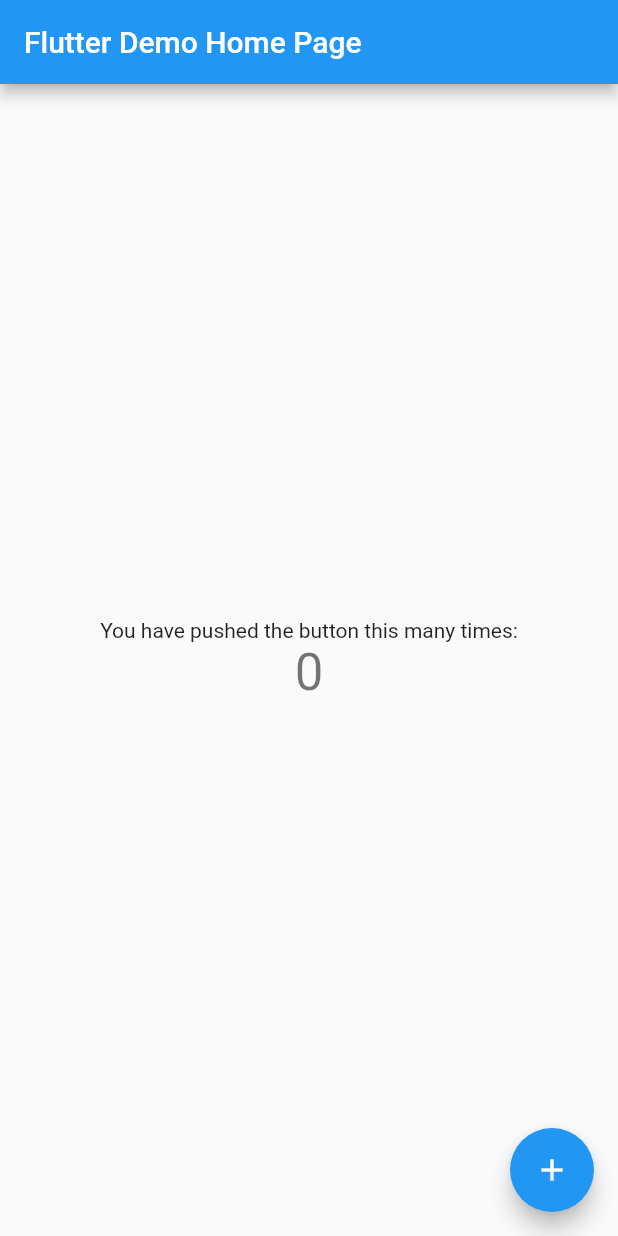
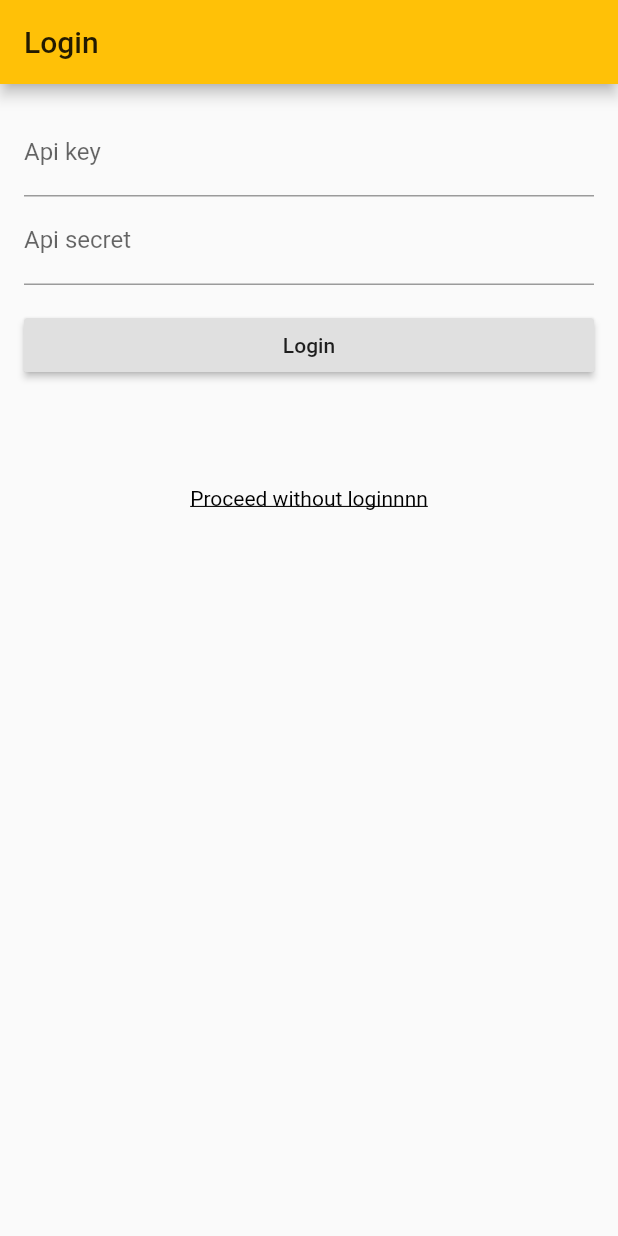
Before and after one commit to Defuera/shiffr_wallet, a Flutter app: the screen it shows after launch, on a phone screen of 412 x 824 dp. Run offline on Flutter 3.47's test engine with Material 2 defaults, Android fonts, the phone set to English and light mode, and no system bars.

Commit message:
add login page with login presenter

```diff
--- a/lib/Application.dart
+++ b/lib/Application.dart
@@ -1,13 +1,13 @@
 import 'package:flutter/material.dart';
-import 'package:shiffr_wallet/login/LoginPage.dart';
+import 'login/LoginPage.dart';
 
 class Application extends StatelessWidget {
   // This widget is the root of your application.
   @override
   Widget build(BuildContext context) {
-    return new MaterialApp(
+    return MaterialApp(
       title: 'Flutter Demo',
-      theme: new ThemeData(
+      theme: ThemeData(
         // This is the theme of your application.
         //
         // Try running your application with "flutter run". You'll see the
@@ -16,9 +16,9 @@ class Application extends StatelessWidget {
         // "hot reload" (press "r" in the console where you ran "flutter run",
         // or press Run > Flutter Hot Reload in IntelliJ). Notice that the
         // counter didn't reset back to zero; the application is not restarted.
-        primarySwatch: Colors.blue,
+        primarySwatch: Colors.amber,
       ),
-      home: new MyHomePage(title: 'Flutter Demo Home Page'),
+      home: LoginPage(),
     );
   }
 }
--- a/lib/login/LoginPage.dart
+++ b/lib/login/LoginPage.dart
@@ -1,89 +1,64 @@
-
-
-
-
 import 'package:flutter/material.dart';
 
-class MyHomePage extends StatefulWidget {
-  MyHomePage({Key key, this.title}) : super(key: key);
+import 'LoginPresenter.dart';
 
-  // This widget is the home page of your application. It is stateful, meaning
-  // that it has a State object (defined below) that contains fields that affect
-  // how it looks.
-
-  // This class is the configuration for the state. It holds the values (in this
-  // case the title) provided by the parent (in this case the App widget) and
-  // used by the build method of the State. Fields in a Widget subclass are
-  // always marked "final".
-
-  final String title;
+class LoginPage extends StatelessWidget {
+  final _apiKeyController = TextEditingController();
+  final _apiSecretController = TextEditingController();
+  final _presenter = LoginPresenter();
 
   @override
-  _MyHomePageState createState() => new _MyHomePageState();
+  Widget build(BuildContext context) => Material(
+        child: Scaffold(
+            appBar: AppBar(
+              title: Text("Login"),
+            ),
+            body: Padding(
+                padding: EdgeInsets.all(16.0),
+                child: ListView(children: <Widget>[
+                  TextField(
+                    controller: _apiKeyController,
+                    decoration: InputDecoration(
+                      labelText: "Api key",
+                    ),
+                  ),
+                  TextField(
+                    controller: _apiSecretController,
+                    decoration: InputDecoration(labelText: "Api secret"),
+                  ),
+                  Padding(padding: EdgeInsets.only(bottom: 16.0)),
+                  GestureDetector(
+                    child: RaisedButton(
+                      child: Text("Login"),
+                      onPressed: () => _presenter.onLoginPressed(
+                          _apiKeyController.text, _apiSecretController.text),
+                    ),
+                    onLongPress: () => print("long pressed"),
+                  ),
+//                    RaisedButton(
+//                      child: Text("Save data"),
+//                      onPressed: () => _presenter.onLoginPressed(),
+//                    ),
+//                    Padding(padding: EdgeInsets.only(bottom: 16.0)),
+//                    RaisedButton(
+//                      child: Text("Load data"),
+//                      onPressed: () => _presenter.loadData()
+//                    ),
+                  Padding(padding: EdgeInsets.only(top: 54.0)),
+                  FlatButton(
+//              onPressed: _presenter.proceedWithoutLogin(),
+                    child: Align(
+                      alignment: Alignment.bottomCenter,
+                      //todo should be at the bottom of the screen
+                      child: RichText(
+                        text: TextSpan(
+                            text: "Proceed without loginnnn",
+                            style: TextStyle(
+                                color: Colors.black,
+                                decoration: TextDecoration.underline)),
+                      ),
+                    ),
+                  ),
+                ]))),
+      );
 }
-
-class _MyHomePageState extends State<MyHomePage> {
-  int _counter = 0;
-
-  void _incrementCounter() {
-    setState(() {
-      // This call to setState tells the Flutter framework that something has
-      // changed in this State, which causes it to rerun the build method below
-      // so that the display can reflect the updated values. If we changed
-      // _counter without calling setState(), then the build method would not be
-      // called again, and so nothing would appear to happen.
-      _counter++;
-    });
-  }
-
-  @override
-  Widget build(BuildContext context) {
-    // This method is rerun every time setState is called, for instance as done
-    // by the _incrementCounter method above.
-    //
-    // The Flutter framework has been optimized to make rerunning build methods
-    // fast, so that you can just rebuild anything that needs updating rather
-    // than having to individually change instances of widgets.
-    return new Scaffold(
-      appBar: new AppBar(
-        // Here we take the value from the MyHomePage object that was created by
-        // the App.build method, and use it to set our appbar title.
-        title: new Text(widget.title),
-      ),
-      body: new Center(
-        // Center is a layout widget. It takes a single child and positions it
-        // in the middle of the parent.
-        child: new Column(
-          // Column is also layout widget. It takes a list of children and
-          // arranges them vertically. By default, it sizes itself to fit its
-          // children horizontally, and tries to be as tall as its parent.
-          //
-          // Invoke "debug paint" (press "p" in the console where you ran
-          // "flutter run", or select "Toggle Debug Paint" from the Flutter tool
-          // window in IntelliJ) to see the wireframe for each widget.
-          //
-          // Column has various properties to control how it sizes itself and
-          // how it positions its children. Here we use mainAxisAlignment to
-          // center the children vertically; the main axis here is the vertical
-          // axis because Columns are vertical (the cross axis would be
-          // horizontal).
-          mainAxisAlignment: MainAxisAlignment.center,
-          children: <Widget>[
-            new Text(
-              'You have pushed the button this many times:',
-            ),
-            new Text(
-              '$_counter',
-              style: Theme.of(context).textTheme.display1,
-            ),
-          ],
-        ),
-      ),
-      floatingActionButton: new FloatingActionButton(
-        onPressed: _incrementCounter,
-        tooltip: 'Increment',
-        child: new Icon(Icons.add),
-      ), // This trailing comma makes auto-formatting nicer for build methods.
-    );
-  }
-}
--- /dev/null
+++ b/lib/login/LoginPresenter.dart
@@ -0,0 +1,49 @@
+import 'package:flutter/src/widgets/editable_text.dart';
+
+class LoginPresenter {
+//  final _preferences = Preferences();
+//  final TextEditingController _keyController;
+//  final TextEditingController _secretController;
+
+  LoginPresenter();
+
+  void onLoginPressed(String key, String secret) {
+//    final key = _keyController.text;
+//    final secret = _secretController.text;
+
+    print("login pressed: $key, $secret");
+//    _preferences.store(key, secret);
+  }
+
+
+//
+//  fetchPost() async {
+//    final response = await get('https://jsonplaceholder.typicode.com/posts/1');
+//    final responseJson = json.decode(response.body);
+//
+//    print("response: ${response.body}");
+//    return Post.fromJson(responseJson);
+//  }
+//
+//  void onData(Response event) {
+//    print(event);
+//  }
+//
+  proceedWithoutLogin() {
+
+  }
+
+  loadSavedCredentials() {
+    loadData();
+  }
+
+  loadData() async {
+//    final tuple = await _preferences.get();
+//    final key = tuple.key;
+//    final secret = tuple.secret;
+//
+//    _keyController.text = key;
+//    _secretController.text = secret;
+  }
+
+}
--- /dev/null
+++ b/lib/login/MyHomePage.dart
@@ -0,0 +1,89 @@
+
+
+
+
+import 'package:flutter/material.dart';
+
+class MyHomePage extends StatefulWidget {
+  MyHomePage({Key key, this.title}) : super(key: key);
+
+  // This widget is the home page of your application. It is stateful, meaning
+  // that it has a State object (defined below) that contains fields that affect
+  // how it looks.
+
+  // This class is the configuration for the state. It holds the values (in this
+  // case the title) provided by the parent (in this case the App widget) and
+  // used by the build method of the State. Fields in a Widget subclass are
+  // always marked "final".
+
+  final String title;
+
+  @override
+  _MyHomePageState createState() => new _MyHomePageState();
+}
+
+class _MyHomePageState extends State<MyHomePage> {
+  int _counter = 0;
+
+  void _incrementCounter() {
+    setState(() {
+      // This call to setState tells the Flutter framework that something has
+      // changed in this State, which causes it to rerun the build method below
+      // so that the display can reflect the updated values. If we changed
+      // _counter without calling setState(), then the build method would not be
+      // called again, and so nothing would appear to happen.
+      _counter++;
+    });
+  }
+
+  @override
+  Widget build(BuildContext context) {
+    // This method is rerun every time setState is called, for instance as done
+    // by the _incrementCounter method above.
+    //
+    // The Flutter framework has been optimized to make rerunning build methods
+    // fast, so that you can just rebuild anything that needs updating rather
+    // than having to individually change instances of widgets.
+    return new Scaffold(
+      appBar: new AppBar(
+        // Here we take the value from the MyHomePage object that was created by
+        // the App.build method, and use it to set our appbar title.
+        title: new Text(widget.title),
+      ),
+      body: new Center(
+        // Center is a layout widget. It takes a single child and positions it
+        // in the middle of the parent.
+        child: new Column(
+          // Column is also layout widget. It takes a list of children and
+          // arranges them vertically. By default, it sizes itself to fit its
+          // children horizontally, and tries to be as tall as its parent.
+          //
+          // Invoke "debug paint" (press "p" in the console where you ran
+          // "flutter run", or select "Toggle Debug Paint" from the Flutter tool
+          // window in IntelliJ) to see the wireframe for each widget.
+          //
+          // Column has various properties to control how it sizes itself and
+          // how it positions its children. Here we use mainAxisAlignment to
+          // center the children vertically; the main axis here is the vertical
+          // axis because Columns are vertical (the cross axis would be
+          // horizontal).
+          mainAxisAlignment: MainAxisAlignment.center,
+          children: <Widget>[
+            new Text(
+              'You have pushed the button this many times:',
+            ),
+            new Text(
+              '$_counter',
+              style: Theme.of(context).textTheme.display1,
+            ),
+          ],
+        ),
+      ),
+      floatingActionButton: new FloatingActionButton(
+        onPressed: _incrementCounter,
+        tooltip: 'Increment',
+        child: new Icon(Icons.add),
+      ), // This trailing comma makes auto-formatting nicer for build methods.
+    );
+  }
+}
```
